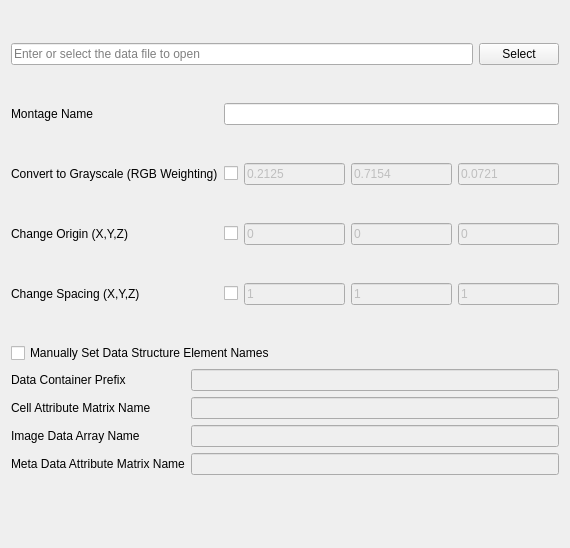
tplatt77/SIMPLVtkLib, file SIMPLVtkLib/Wizards/ImportMontage/UI_Files/ZeissImportPage.ui: the form before one commit.
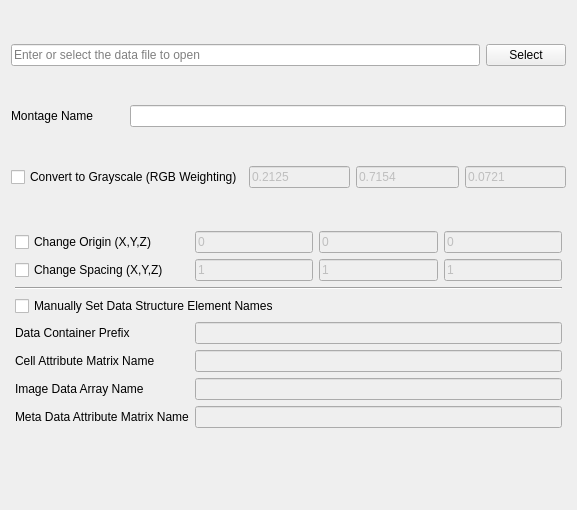
The form after the commit.

Commit message: Tweaking the default text for line edits in the Zeiss Import Page, and moving some inputs down into the Advanced section.  Moving checkboxes to the left of text.

```diff
--- a/SIMPLVtkLib/Wizards/ImportMontage/UI_Files/ZeissImportPage.ui
+++ b/SIMPLVtkLib/Wizards/ImportMontage/UI_Files/ZeissImportPage.ui
@@ -6,8 +6,8 @@
    <rect>
     <x>0</x>
     <y>0</y>
-    <width>570</width>
-    <height>548</height>
+    <width>577</width>
+    <height>510</height>
    </rect>
   </property>
   <property name="windowTitle">
@@ -40,62 +40,9 @@
      </property>
     </widget>
    </item>
-   <item row="7" column="2">
-    <widget class="QCheckBox" name="convertGrayscaleCB">
-     <property name="text">
-      <string/>
-     </property>
-    </widget>
-   </item>
-   <item row="8" column="3">
-    <widget class="QLineEdit" name="originX">
-     <property name="enabled">
-      <bool>false</bool>
-     </property>
-     <property name="minimumSize">
-      <size>
-       <width>56</width>
-       <height>21</height>
-      </size>
-     </property>
-     <property name="text">
-      <string>0</string>
-     </property>
-    </widget>
-   </item>
    <item row="2" column="2" colspan="4">
     <widget class="QLineEdit" name="zeissMontageNameLE"/>
    </item>
-   <item row="8" column="1">
-    <widget class="QLabel" name="label_3">
-     <property name="text">
-      <string>Change Origin (X,Y,Z)</string>
-     </property>
-    </widget>
-   </item>
-   <item row="9" column="1">
-    <widget class="QLabel" name="label_4">
-     <property name="text">
-      <string>Change Spacing (X,Y,Z)</string>
-     </property>
-    </widget>
-   </item>
-   <item row="9" column="3">
-    <widget class="QLineEdit" name="spacingX">
-     <property name="enabled">
-      <bool>false</bool>
-     </property>
-     <property name="minimumSize">
-      <size>
-       <width>56</width>
-       <height>21</height>
-      </size>
-     </property>
-     <property name="text">
-      <string>1</string>
-     </property>
-    </widget>
-   </item>
    <item row="0" column="1" colspan="5">
     <layout class="QHBoxLayout" name="horizontalLayout">
      <property name="bottomMargin">
@@ -117,45 +64,6 @@
      </item>
     </layout>
    </item>
-   <item row="9" column="5">
-    <widget class="QLineEdit" name="spacingZ">
-     <property name="enabled">
-      <bool>false</bool>
-     </property>
-     <property name="minimumSize">
-      <size>
-       <width>56</width>
-       <height>21</height>
-      </size>
-     </property>
-     <property name="text">
-      <string>1</string>
-     </property>
-    </widget>
-   </item>
-   <item row="8" column="2">
-    <widget class="QCheckBox" name="changeOriginCB">
-     <property name="text">
-      <string/>
-     </property>
-    </widget>
-   </item>
-   <item row="8" column="4">
-    <widget class="QLineEdit" name="originY">
-     <property name="enabled">
-      <bool>false</bool>
-     </property>
-     <property name="minimumSize">
-      <size>
-       <width>56</width>
-       <height>21</height>
-      </size>
-     </property>
-     <property name="text">
-      <string>0</string>
-     </property>
-    </widget>
-   </item>
    <item row="7" column="4">
     <widget class="QLineEdit" name="colorWeightingG">
      <property name="enabled">
@@ -188,110 +96,200 @@
      </property>
     </widget>
    </item>
-   <item row="8" column="5">
-    <widget class="QLineEdit" name="originZ">
-     <property name="enabled">
-      <bool>false</bool>
-     </property>
-     <property name="minimumSize">
-      <size>
-       <width>56</width>
-       <height>21</height>
-      </size>
-     </property>
-     <property name="text">
-      <string>0</string>
-     </property>
-    </widget>
-   </item>
-   <item row="9" column="4">
-    <widget class="QLineEdit" name="spacingY">
-     <property name="enabled">
-      <bool>false</bool>
-     </property>
-     <property name="minimumSize">
-      <size>
-       <width>56</width>
-       <height>21</height>
-      </size>
-     </property>
-     <property name="text">
-      <string>1</string>
-     </property>
-    </widget>
-   </item>
-   <item row="7" column="1">
-    <widget class="QLabel" name="label_16">
-     <property name="text">
-      <string>Convert to Grayscale (RGB Weighting)</string>
-     </property>
-    </widget>
-   </item>
    <item row="10" column="1" colspan="5">
     <layout class="QGridLayout" name="advancedGridLayout">
-     <item row="4" column="1">
-      <widget class="QLineEdit" name="zeissMetadataAttrxMatrixLE">
+     <property name="leftMargin">
+      <number>4</number>
+     </property>
+     <property name="topMargin">
+      <number>4</number>
+     </property>
+     <property name="rightMargin">
+      <number>4</number>
+     </property>
+     <property name="bottomMargin">
+      <number>4</number>
+     </property>
+     <item row="2" column="0" colspan="4">
+      <widget class="Line" name="line">
+       <property name="orientation">
+        <enum>Qt::Horizontal</enum>
+       </property>
+      </widget>
+     </item>
+     <item row="0" column="3">
+      <widget class="QLineEdit" name="originZ">
        <property name="enabled">
         <bool>false</bool>
        </property>
+       <property name="minimumSize">
+        <size>
+         <width>56</width>
+         <height>21</height>
+        </size>
+       </property>
+       <property name="text">
+        <string>0</string>
+       </property>
       </widget>
      </item>
-     <item row="2" column="0">
+     <item row="5" column="0">
       <widget class="QLabel" name="label_12">
        <property name="text">
         <string>Cell Attribute Matrix Name</string>
        </property>
       </widget>
      </item>
-     <item row="4" column="0">
+     <item row="7" column="0">
       <widget class="QLabel" name="label_14">
        <property name="text">
         <string>Meta Data Attribute Matrix Name</string>
        </property>
       </widget>
      </item>
-     <item row="3" column="0">
+     <item row="6" column="0">
       <widget class="QLabel" name="label_13">
        <property name="text">
         <string>Image Data Array Name</string>
        </property>
       </widget>
      </item>
-     <item row="3" column="1">
-      <widget class="QLineEdit" name="zeissImageDataArrayLE">
-       <property name="enabled">
-        <bool>false</bool>
-       </property>
-      </widget>
-     </item>
-     <item row="2" column="1">
-      <widget class="QLineEdit" name="zeissCellAttrMatrixLE">
-       <property name="enabled">
-        <bool>false</bool>
-       </property>
-      </widget>
-     </item>
-     <item row="1" column="0">
+     <item row="4" column="0">
       <widget class="QLabel" name="label_11">
        <property name="text">
         <string>Data Container Prefix</string>
        </property>
       </widget>
      </item>
-     <item row="1" column="1">
+     <item row="4" column="1" colspan="3">
       <widget class="QLineEdit" name="zeissDataContainerPrefixLE">
        <property name="enabled">
         <bool>false</bool>
        </property>
       </widget>
      </item>
-     <item row="0" column="0" colspan="2">
+     <item row="3" column="0" colspan="4">
       <widget class="QCheckBox" name="manualDCAElementNamesCB">
        <property name="text">
         <string>Manually Set Data Structure Element Names</string>
        </property>
       </widget>
      </item>
+     <item row="6" column="1" colspan="3">
+      <widget class="QLineEdit" name="zeissImageDataArrayLE">
+       <property name="enabled">
+        <bool>false</bool>
+       </property>
+      </widget>
+     </item>
+     <item row="5" column="1" colspan="3">
+      <widget class="QLineEdit" name="zeissCellAttrMatrixLE">
+       <property name="enabled">
+        <bool>false</bool>
+       </property>
+      </widget>
+     </item>
+     <item row="0" column="2">
+      <widget class="QLineEdit" name="originY">
+       <property name="enabled">
+        <bool>false</bool>
+       </property>
+       <property name="minimumSize">
+        <size>
+         <width>56</width>
+         <height>21</height>
+        </size>
+       </property>
+       <property name="text">
+        <string>0</string>
+       </property>
+      </widget>
+     </item>
+     <item row="7" column="1" colspan="3">
+      <widget class="QLineEdit" name="zeissMetadataAttrxMatrixLE">
+       <property name="enabled">
+        <bool>false</bool>
+       </property>
+      </widget>
+     </item>
+     <item row="0" column="0">
+      <widget class="QCheckBox" name="changeOriginCB">
+       <property name="text">
+        <string>Change Origin (X,Y,Z)</string>
+       </property>
+      </widget>
+     </item>
+     <item row="0" column="1">
+      <widget class="QLineEdit" name="originX">
+       <property name="enabled">
+        <bool>false</bool>
+       </property>
+       <property name="minimumSize">
+        <size>
+         <width>56</width>
+         <height>21</height>
+        </size>
+       </property>
+       <property name="text">
+        <string>0</string>
+       </property>
+      </widget>
+     </item>
+     <item row="1" column="0">
+      <widget class="QCheckBox" name="changeSpacingCB">
+       <property name="text">
+        <string>Change Spacing (X,Y,Z)</string>
+       </property>
+      </widget>
+     </item>
+     <item row="1" column="1">
+      <widget class="QLineEdit" name="spacingX">
+       <property name="enabled">
+        <bool>false</bool>
+       </property>
+       <property name="minimumSize">
+        <size>
+         <width>56</width>
+         <height>21</height>
+        </size>
+       </property>
+       <property name="text">
+        <string>1</string>
+       </property>
+      </widget>
+     </item>
+     <item row="1" column="2">
+      <widget class="QLineEdit" name="spacingY">
+       <property name="enabled">
+        <bool>false</bool>
+       </property>
+       <property name="minimumSize">
+        <size>
+         <width>56</width>
+         <height>21</height>
+        </size>
+       </property>
+       <property name="text">
+        <string>1</string>
+       </property>
+      </widget>
+     </item>
+     <item row="1" column="3">
+      <widget class="QLineEdit" name="spacingZ">
+       <property name="enabled">
+        <bool>false</bool>
+       </property>
+       <property name="minimumSize">
+        <size>
+         <width>56</width>
+         <height>21</height>
+        </size>
+       </property>
+       <property name="text">
+        <string>1</string>
+       </property>
+      </widget>
+     </item>
     </layout>
    </item>
    <item row="13" column="1" colspan="2">
@@ -310,10 +308,10 @@
      </property>
     </spacer>
    </item>
-   <item row="9" column="2">
-    <widget class="QCheckBox" name="changeSpacingCB">
+   <item row="7" column="1" colspan="2">
+    <widget class="QCheckBox" name="convertGrayscaleCB">
      <property name="text">
-      <string/>
+      <string>Convert to Grayscale (RGB Weighting)</string>
      </property>
     </widget>
    </item>
```
The commit also changes 1 other file.
